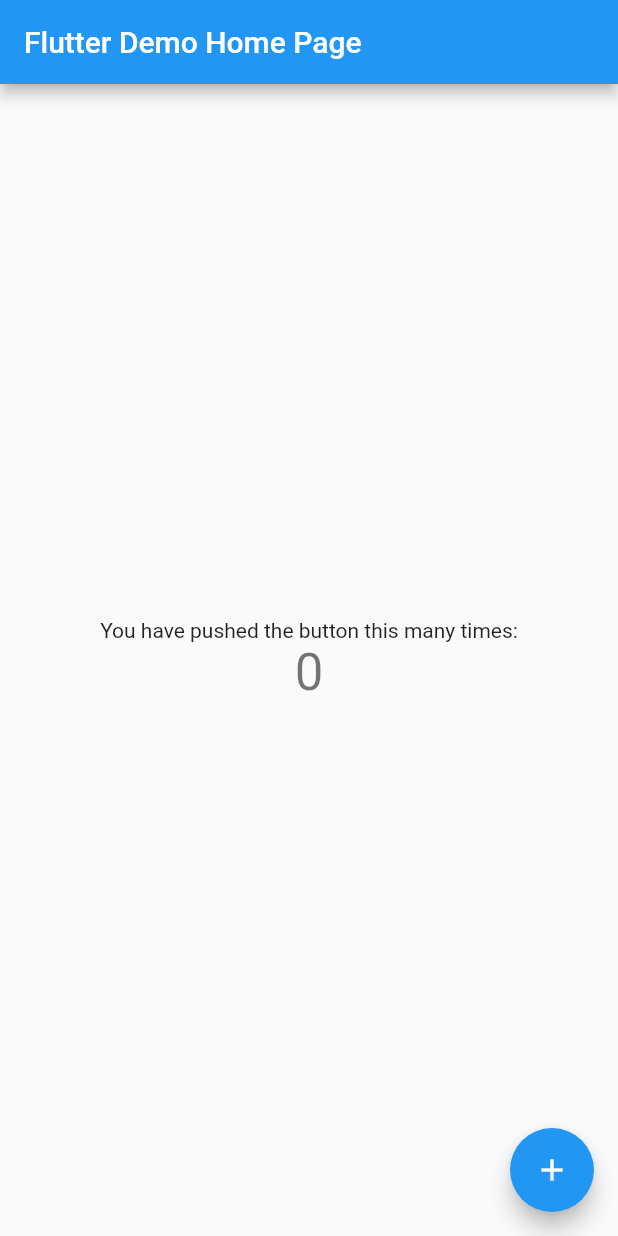
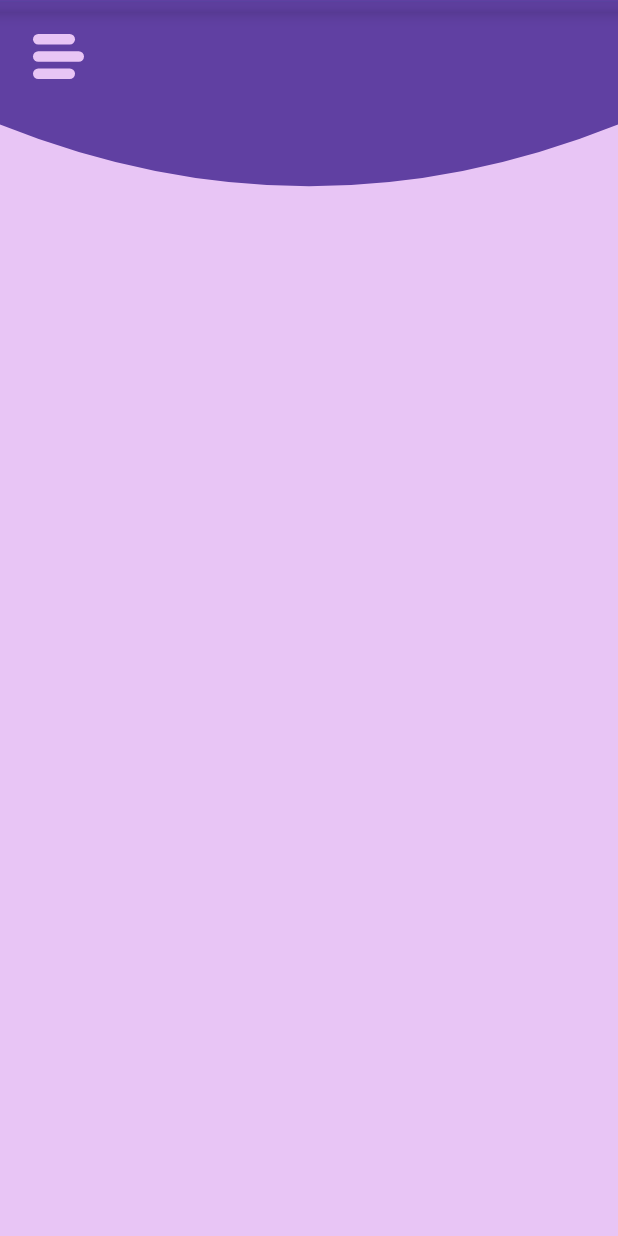
Before and after one commit to Axodus/FlutterAppTemplate01, a Flutter app: the screen it shows after launch, on a phone screen of 412 x 824 dp. Run offline on Flutter 3.47's test engine with Material 2 defaults, Android fonts, the phone set to English and light mode, and no system bars.

Commit message:
Initial design code: sidebar, custom button, curves

```diff
--- /dev/null
+++ b/lib/components/colors.dart
@@ -0,0 +1,8 @@
+import 'package:flutter/material.dart';
+
+Color primary = Color.fromRGBO(96, 64, 162, 1);
+Color secondary = Color.fromRGBO(232, 197, 245, 1);
+Color complementary1 = Color.fromRGBO(211, 116, 223, 1);
+Color complementary2 = Color.fromRGBO(66, 26, 87, 1);
+
+Color invisible = Color.fromARGB(0, 0, 0, 0);
--- /dev/null
+++ b/lib/components/curvePainter.dart
@@ -0,0 +1,25 @@
+import 'package:FlutterAppTemplate01/components/colors.dart';
+import 'package:flutter/material.dart';
+
+class CustomCurve extends CustomPainter  {
+  @override
+  void paint(Canvas canvas, Size size) {
+    var paint = Paint();
+    paint.color = primary;
+    paint.style = PaintingStyle.fill;
+
+    var path = Path();
+
+    path.moveTo(0, size.height * 0.10);
+    path.quadraticBezierTo(size.width / 2, size.height / 5, size.width, size.height * 0.10);
+    path.lineTo(size.width, 0);
+    path.lineTo(0, 0);
+
+    canvas.drawPath(path, paint);
+  }
+
+  @override
+  bool shouldRepaint(CustomPainter oldDelegate) {
+    return true;
+  }
+}
--- /dev/null
+++ b/lib/components/makeAppBar.dart
@@ -0,0 +1,13 @@
+import 'package:FlutterAppTemplate01/components/colors.dart';
+import 'package:flutter/material.dart';
+
+appBar() {
+  return PreferredSize(
+    preferredSize: Size.fromHeight(0.7),
+    child: AppBar(
+      flexibleSpace: Container(
+        color: primary,
+      ),
+    ),
+  );
+}
--- /dev/null
+++ b/lib/components/sidebar.dart
@@ -0,0 +1,78 @@
+import 'package:FlutterAppTemplate01/components/colors.dart';
+import 'package:flutter/material.dart';
+
+sidebar(context, function) {
+  return Container(
+    child: Padding(
+      padding: EdgeInsets.all(15.0),
+      child: Align(
+        alignment: Alignment.centerLeft,
+        child: Container(
+          height: MediaQuery.of(context).size.height,
+          width: MediaQuery.of(context).size.width * 0.7,
+          decoration: BoxDecoration(
+            borderRadius: BorderRadius.circular(15.0),
+            color: secondary,
+            boxShadow: [
+              BoxShadow(
+                color: Colors.grey[600].withOpacity(0.5),
+                spreadRadius: 500,
+                blurRadius: 7,
+                offset: Offset(0, 3), // changes position of shadow
+              ),
+            ],
+          ),
+          child: Column(
+            children: [
+              Column(
+                children: [
+                  SizedBox(height: 10),
+                  Row(
+                    mainAxisAlignment: MainAxisAlignment.center,
+                    children: [
+                      CircleAvatar(
+                        backgroundColor: primary,
+                        radius: 40,
+                      )
+                    ],
+                  ),
+                  SizedBox(height: 10),
+                  Row(
+                    mainAxisAlignment: MainAxisAlignment.center,
+                    children: [
+                      Text(
+                        "John Doe",
+                        style: TextStyle(
+                          fontSize: 20,
+                          color: Colors.grey[600]
+                        ),
+                      )
+                    ],
+                  ),
+                ],
+              ),
+              Padding(
+                padding: EdgeInsets.only(left: 15.0, right: 15.0),
+                child: Divider(color: Colors.grey[600]),
+              ),
+              Padding(
+                padding: EdgeInsets.all(15.0),
+                child: Align(
+                  alignment: Alignment.bottomCenter,
+                  child: Container(
+                    width: 150,
+                    child: FloatingActionButton.extended(
+                      onPressed: function,
+                      label: Text("Close"),
+                      backgroundColor: primary,
+                    ),
+                  )
+                ),
+              ),
+            ],
+          )
+        ),
+      ),
+    ),
+  );
+}
--- /dev/null
+++ b/lib/home.dart
@@ -0,0 +1,52 @@
+import 'package:FlutterAppTemplate01/components/colors.dart';
+import 'package:FlutterAppTemplate01/components/curvePainter.dart';
+import 'package:FlutterAppTemplate01/components/makeAppBar.dart';
+import 'package:FlutterAppTemplate01/components/sidebar.dart';
+import 'package:FlutterAppTemplate01/widgets/homeFolder/openSidebar.dart';
+import 'package:flutter/material.dart';
+
+class Home extends StatefulWidget {
+  @override
+  _HomeState createState() => _HomeState();
+}
+
+class _HomeState extends State<Home> {
+  bool _sidebar = false;
+
+  sidebarToggle(){
+    print(_sidebar ? "Opening sidebar" : "Closing sidebar");
+    setState(() {
+      _sidebar = !_sidebar;
+    });
+  }
+
+  @override
+  Widget build(BuildContext context) {
+    return Scaffold(
+      appBar: appBar(),
+      body: Container(
+        child: Stack(
+          children: [
+            CustomPaint(
+              size: MediaQuery.of(context).size,
+              painter: CustomCurve(),
+            ),
+            AnimatedOpacity(
+              opacity: _sidebar ? 1.0 : 0.0,
+              duration: Duration(milliseconds: 300),
+              child: sidebar(context, sidebarToggle),
+            ),
+            Padding(
+              padding: EdgeInsets.all(22.0),
+              child: Align(
+                alignment: Alignment.topLeft,
+                child: _sidebar ? null : sidebarButton(sidebarToggle),
+              ),
+            ),
+          ],
+        ),
+        color: secondary,
+      )
+    );
+  }
+}
--- a/lib/main.dart
+++ b/lib/main.dart
@@ -1,117 +1,22 @@
+import 'package:FlutterAppTemplate01/home.dart';
 import 'package:flutter/material.dart';
+import 'package:flutter/services.dart';
 
-void main() {
-  runApp(MyApp());
+void main() async {
+  WidgetsFlutterBinding.ensureInitialized();
+
+
+  SystemChrome.setSystemUIOverlayStyle(
+    SystemUiOverlayStyle(
+      systemNavigationBarColor: Colors.transparent,
+    )
+  );
+
+  SystemChrome.setPreferredOrientations([DeviceOrientation.portraitUp, DeviceOrientation.portraitDown])
+    .then((_) => runApp(
+      MaterialApp(
+        debugShowCheckedModeBanner: false,
+        home: Home()
+      )
+    ));
 }
-
-class MyApp extends StatelessWidget {
-  // This widget is the root of your application.
-  @override
-  Widget build(BuildContext context) {
-    return MaterialApp(
-      title: 'Flutter Demo',
-      theme: ThemeData(
-        // This is the theme of your application.
-        //
-        // Try running your application with "flutter run". You'll see the
-        // application has a blue toolbar. Then, without quitting the app, try
-        // changing the primarySwatch below to Colors.green and then invoke
-        // "hot reload" (press "r" in the console where you ran "flutter run",
-        // or simply save your changes to "hot reload" in a Flutter IDE).
-        // Notice that the counter didn't reset back to zero; the application
-        // is not restarted.
-        primarySwatch: Colors.blue,
-        // This makes the visual density adapt to the platform that you run
-        // the app on. For desktop platforms, the controls will be smaller and
-        // closer together (more dense) than on mobile platforms.
-        visualDensity: VisualDensity.adaptivePlatformDensity,
-      ),
-      home: MyHomePage(title: 'Flutter Demo Home Page'),
-    );
-  }
-}
-
-class MyHomePage extends StatefulWidget {
-  MyHomePage({Key key, this.title}) : super(key: key);
-
-  // This widget is the home page of your application. It is stateful, meaning
-  // that it has a State object (defined below) that contains fields that affect
-  // how it looks.
-
-  // This class is the configuration for the state. It holds the values (in this
-  // case the title) provided by the parent (in this case the App widget) and
-  // used by the build method of the State. Fields in a Widget subclass are
-  // always marked "final".
-
-  final String title;
-
-  @override
-  _MyHomePageState createState() => _MyHomePageState();
-}
-
-class _MyHomePageState extends State<MyHomePage> {
-  int _counter = 0;
-
-  void _incrementCounter() {
-    setState(() {
-      // This call to setState tells the Flutter framework that something has
-      // changed in this State, which causes it to rerun the build method below
-      // so that the display can reflect the updated values. If we changed
-      // _counter without calling setState(), then the build method would not be
-      // called again, and so nothing would appear to happen.
-      _counter++;
-    });
-  }
-
-  @override
-  Widget build(BuildContext context) {
-    // This method is rerun every time setState is called, for instance as done
-    // by the _incrementCounter method above.
-    //
-    // The Flutter framework has been optimized to make rerunning build methods
-    // fast, so that you can just rebuild anything that needs updating rather
-    // than having to individually change instances of widgets.
-    return Scaffold(
-      appBar: AppBar(
-        // Here we take the value from the MyHomePage object that was created by
-        // the App.build method, and use it to set our appbar title.
-        title: Text(widget.title),
-      ),
-      body: Center(
-        // Center is a layout widget. It takes a single child and positions it
-        // in the middle of the parent.
-        child: Column(
-          // Column is also a layout widget. It takes a list of children and
-          // arranges them vertically. By default, it sizes itself to fit its
-          // children horizontally, and tries to be as tall as its parent.
-          //
-          // Invoke "debug painting" (press "p" in the console, choose the
-          // "Toggle Debug Paint" action from the Flutter Inspector in Android
-          // Studio, or the "Toggle Debug Paint" command in Visual Studio Code)
-          // to see the wireframe for each widget.
-          //
-          // Column has various properties to control how it sizes itself and
-          // how it positions its children. Here we use mainAxisAlignment to
-          // center the children vertically; the main axis here is the vertical
-          // axis because Columns are vertical (the cross axis would be
-          // horizontal).
-          mainAxisAlignment: MainAxisAlignment.center,
-          children: <Widget>[
-            Text(
-              'You have pushed the button this many times:',
-            ),
-            Text(
-              '$_counter',
-              style: Theme.of(context).textTheme.headline4,
-            ),
-          ],
-        ),
-      ),
-      floatingActionButton: FloatingActionButton(
-        onPressed: _incrementCounter,
-        tooltip: 'Increment',
-        child: Icon(Icons.add),
-      ), // This trailing comma makes auto-formatting nicer for build methods.
-    );
-  }
-}
--- /dev/null
+++ b/lib/widgets/homeFolder/openSidebar.dart
@@ -0,0 +1,48 @@
+import 'package:FlutterAppTemplate01/components/colors.dart';
+import 'package:flutter/material.dart';
+
+sidebarButton(function) {
+  return GestureDetector(
+    onTap: function,
+    child: Container(
+      height: 30,
+      child: Stack(
+        children: [
+          Align(
+            alignment: Alignment.topLeft,
+            child: Container(
+              height: 7,
+              width: 28,
+              decoration: BoxDecoration(
+                borderRadius: BorderRadius.circular(15.0),
+                color: secondary
+              ),
+            ),
+          ),
+          Align(
+            alignment: Alignment.centerLeft,
+            child: Container(
+              height: 7,
+              width: 34,
+              decoration: BoxDecoration(
+                borderRadius: BorderRadius.circular(15.0),
+                color: secondary
+              ),
+            ),
+          ),
+          Align(
+            alignment: Alignment.bottomLeft,
+            child: Container(
+              height: 7,
+              width: 28,
+              decoration: BoxDecoration(
+                borderRadius: BorderRadius.circular(15.0),
+                color: secondary
+              ),
+            ),
+          ),
+        ],
+      ),
+    ),
+  );
+}
```
Also changed, not shown: 3 other files.
